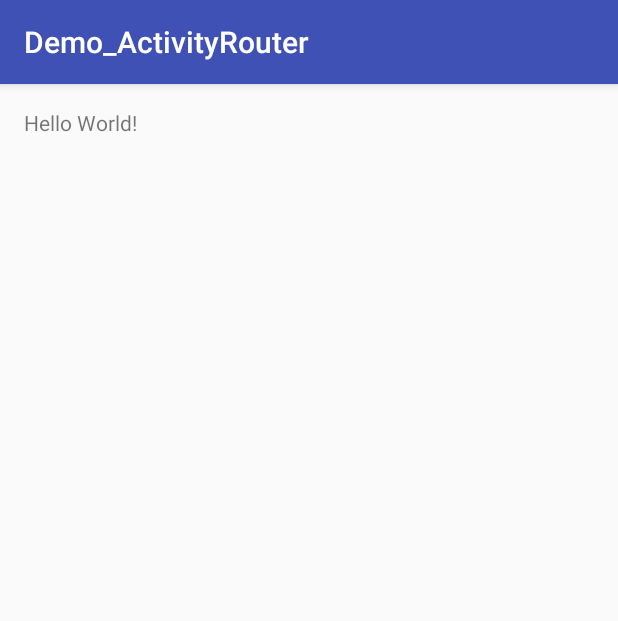
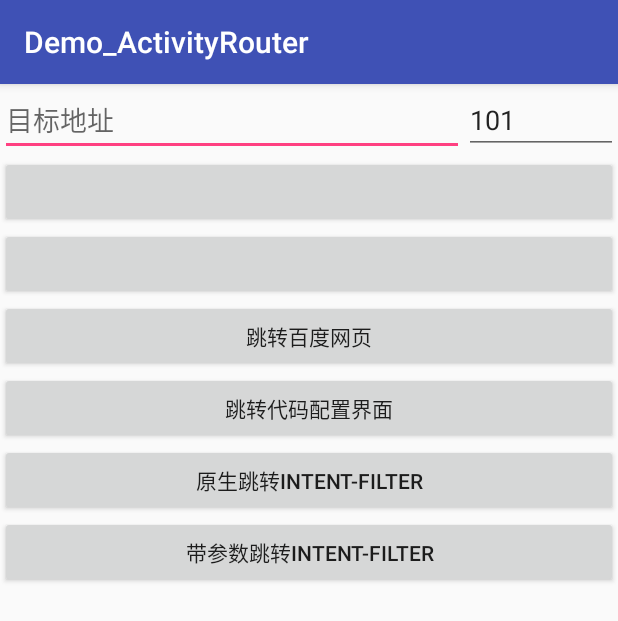
Before and after one commit to Bruce-Qi/demoCode, an Android app: the screen it shows after launch (MainActivity), on a phone screen of 412 x 824 dp. Shown: the top 621 px of the screen. Run offline under Robolectric (Android 15) with nearby library versions, the phone set to English and light mode, and no system bars; our stand-ins replace ButterKnife; libraries missing offline, so code that uses them is left out: com.chenenyu.router, com.jakewharton.rxbinding; 8 statements that could not run were skipped.

Commit message:
feature: demo of activityRouter.

```diff
--- /dev/null
+++ b/Demo_ActivityRouter/app/src/main/java/wwtao/demo/demo_activityrouter/App.java
@@ -0,0 +1,17 @@
+package wwtao.demo.demo_activityrouter;
+
+import com.chenenyu.router.Router;
+
+import android.app.Application;
+
+/**
+ * Created by wangweitao04 on 17/2/14.
+ */
+
+public class App extends Application {
+    @Override
+    public void onCreate() {
+        super.onCreate();
+        Router.initialize(this);
+    }
+}
--- a/Demo_ActivityRouter/app/src/main/java/wwtao/demo/demo_activityrouter/MainActivity.java
+++ b/Demo_ActivityRouter/app/src/main/java/wwtao/demo/demo_activityrouter/MainActivity.java
@@ -1,13 +1,95 @@
 package wwtao.demo.demo_activityrouter;
 
+import com.chenenyu.router.RouteCallback;
+import com.chenenyu.router.Router;
+import com.jakewharton.rxbinding.widget.RxTextView;
+
+import android.content.Intent;
+import android.net.Uri;
 import android.support.v7.app.AppCompatActivity;
 import android.os.Bundle;
+import android.widget.Button;
+import android.widget.EditText;
+import android.widget.Toast;
+
+import butterknife.BindView;
+import butterknife.ButterKnife;
+import wwtao.demo.demo_activityrouter.activities.ActivityF;
+
 
 public class MainActivity extends AppCompatActivity {
+    @BindView(R.id.mainActivityEt)
+    EditText etAddress;
+    @BindView(R.id.mainActivityEtRequestCode)
+    EditText etRequestCode;
+
+    @BindView(R.id.mainActivityBtnGotoCustom)
+    Button btnGotoCustom;
+    @BindView(R.id.mainActivityBtnGotoCustomForResult)
+    Button btnGotoCustomForResult;
+    @BindView(R.id.mainActivityBtnGotoBaiDu)
+    Button btnGotoBaidu;
+    @BindView(R.id.mainActivityBtnGonfig)
+    Button btnGotoConfig;
+    @BindView(R.id.mainActivityBtnGotoOriginImplicit)
+    Button btnGotoOriginImplicit;
+    @BindView(R.id.mainActivityBtnGotoImplicit)
+    Button btnGotoImplicit;
 
     @Override
     protected void onCreate(Bundle savedInstanceState) {
         super.onCreate(savedInstanceState);
         setContentView(R.layout.activity_main);
+        ButterKnife.bind(this);
+
+        RxTextView.textChanges(etAddress).subscribe(charSequence -> {
+            btnGotoCustom.setText(String.format("startActivity:%s", etAddress.getText().toString()));
+            btnGotoCustomForResult.setText(String.format("startActivityFroResult:%s", etAddress.getText().toString()));
+        });
+        btnGotoCustom.setOnClickListener(v -> Router.build(etAddress.getText().toString())
+                .callback(mRouteCallback).go(this));
+
+        btnGotoCustomForResult.setOnClickListener(v -> {
+            Router.build(etAddress.getText().toString())
+                    .callback(mRouteCallback)
+                    .requestCode(Integer.valueOf(etRequestCode.getText().toString())).go(this);
+//            Intent intent = new Intent();
+//            intent.setClass(this, ActivityA.class);
+//            startActivity(intent);
+        });
+
+        btnGotoBaidu.setOnClickListener(v -> Router.build("http://www.baidu.com").callback(mRouteCallback).go(this));
+
+        Router.addRouteTable(map -> map.put("configRoute", ActivityF.class));
+        btnGotoConfig.setOnClickListener(v -> Router.build("configRoute").go(this));
+
+        btnGotoOriginImplicit.setOnClickListener(v ->
+                Router.build("wwtao://implicit1?arg1=value1&arg2=value2&arg3=value3").go(this));
+
+        btnGotoImplicit.setOnClickListener(v -> Router.build("wwtao://implicit2?arg1=value1&arg2=value2&arg3=value3")
+                .go(this));
+
     }
+
+    @Override
+    protected void onActivityResult(int requestCode, int resultCode, Intent data) {
+        super.onActivityResult(requestCode, resultCode, data);
+        if (resultCode == RESULT_CANCELED) {
+            Toast.makeText(this, "activity set result canceled", Toast.LENGTH_LONG).show();
+        } else if (resultCode == RESULT_OK) {
+            Toast.makeText(this, "activity set result OK with requestCode:" + requestCode, Toast.LENGTH_LONG).show();
+        }
+    }
+
+    RouteCallback mRouteCallback = new RouteCallback() {
+        @Override
+        public void succeed(Uri uri) {
+        }
+
+        @Override
+        public void error(Uri uri, String message) {
+            Toast.makeText(MainActivity.this, String.format("uri:%s is error!", uri), Toast.LENGTH_LONG)
+                    .show();
+        }
+    };
 }
--- a/Demo_ActivityRouter/app/src/main/res/layout/activity_main.xml
+++ b/Demo_ActivityRouter/app/src/main/res/layout/activity_main.xml
@@ -1,18 +1,78 @@
 <?xml version="1.0" encoding="utf-8"?>
-<RelativeLayout
+<LinearLayout
         xmlns:android="http://schemas.android.com/apk/res/android"
         xmlns:tools="http://schemas.android.com/tools"
         android:id="@+id/activity_main"
         android:layout_width="match_parent"
         android:layout_height="match_parent"
-        android:paddingLeft="@dimen/activity_horizontal_margin"
-        android:paddingRight="@dimen/activity_horizontal_margin"
-        android:paddingTop="@dimen/activity_vertical_margin"
-        android:paddingBottom="@dimen/activity_vertical_margin"
+        android:orientation="vertical"
         tools:context="wwtao.demo.demo_activityrouter.MainActivity">
 
-    <TextView
-            android:layout_width="wrap_content"
+    <LinearLayout
+            android:layout_width="match_parent"
             android:layout_height="wrap_content"
-            android:text="Hello World!"/>
-</RelativeLayout>
+            android:orientation="horizontal">
+
+        <EditText
+                android:id="@+id/mainActivityEt"
+                android:layout_weight="1"
+                android:layout_width="match_parent"
+                android:layout_height="wrap_content"
+                android:hint="目标地址"
+        />
+        <EditText
+                android:id="@+id/mainActivityEtRequestCode"
+                android:layout_weight="3"
+                android:layout_width="match_parent"
+                android:layout_height="wrap_content"
+                android:hint="ForActivityCode"
+                android:inputType="number"
+                android:text="101"
+        />
+    </LinearLayout>
+
+    <Button
+            android:id="@+id/mainActivityBtnGotoCustom"
+            android:layout_width="match_parent"
+            android:layout_height="wrap_content"
+            android:layout_gravity="center_horizontal"
+    />
+
+    <Button
+            android:id="@+id/mainActivityBtnGotoCustomForResult"
+            android:layout_width="match_parent"
+            android:layout_height="wrap_content"
+    />
+
+    <Button
+            android:id="@+id/mainActivityBtnGotoBaiDu"
+            android:layout_width="match_parent"
+            android:layout_height="wrap_content"
+            android:layout_gravity="center_horizontal"
+            android:text="跳转百度网页"
+    />
+    <Button
+            android:id="@+id/mainActivityBtnGonfig"
+            android:layout_width="match_parent"
+            android:layout_height="wrap_content"
+            android:layout_gravity="center_horizontal"
+            android:text="跳转代码配置界面"
+    />
+    <Button
+            android:id="@+id/mainActivityBtnGotoOriginImplicit"
+            android:layout_width="match_parent"
+            android:layout_height="wrap_content"
+            android:layout_gravity="center_horizontal"
+            android:text="原生跳转intent-filter"
+    />
+
+    <Button
+            android:id="@+id/mainActivityBtnGotoImplicit"
+            android:layout_width="match_parent"
+            android:layout_height="wrap_content"
+            android:layout_gravity="center_horizontal"
+            android:text="带参数跳转intent-filter"
+    />
+
+
+</LinearLayout>
```
Also changed, not shown: Demo_ActivityRouter/app/build.gradle (+16 -10 lines), Demo_ActivityRouter/app/src/main/AndroidManifest.xml (+21 -0 lines), Demo_ActivityRouter/app/src/main/java/wwtao/demo/demo_activityrouter/activities/ActivityA.java (+27 -1 lines), Demo_ActivityRouter/app/src/main/java/wwtao/demo/demo_activityrouter/activities/ActivityB.java (+26 -1 lines), Demo_ActivityRouter/app/src/main/java/wwtao/demo/demo_activityrouter/activities/ActivityC.java (+26 -1 lines), Demo_ActivityRouter/app/src/main/java/wwtao/demo/demo_activityrouter/activities/ActivityD.java (+26 -1 lines), Demo_ActivityRouter/app/src/main/java/wwtao/demo/demo_activityrouter/activities/ActivityE.java (+26 -1 lines), Demo_ActivityRouter/app/src/main/java/wwtao/demo/demo_activityrouter/activities/ActivityF.java (+24 -1 lines), Demo_ActivityRouter/app/src/main/res/layout/activity_normal.xml (added, +28 -0 lines), Demo_ActivityRouter/build.gradle (+9 -6 lines), Demo_ActivityRouter/gradle/wrapper/gradle-wrapper.properties.
